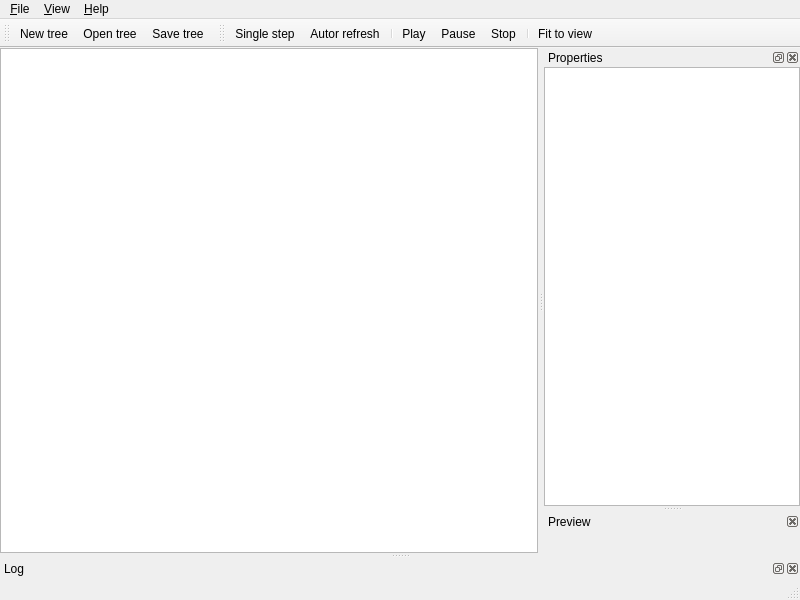
k0zmo/mouve, file UI/MainWindow.ui: the form before one commit.
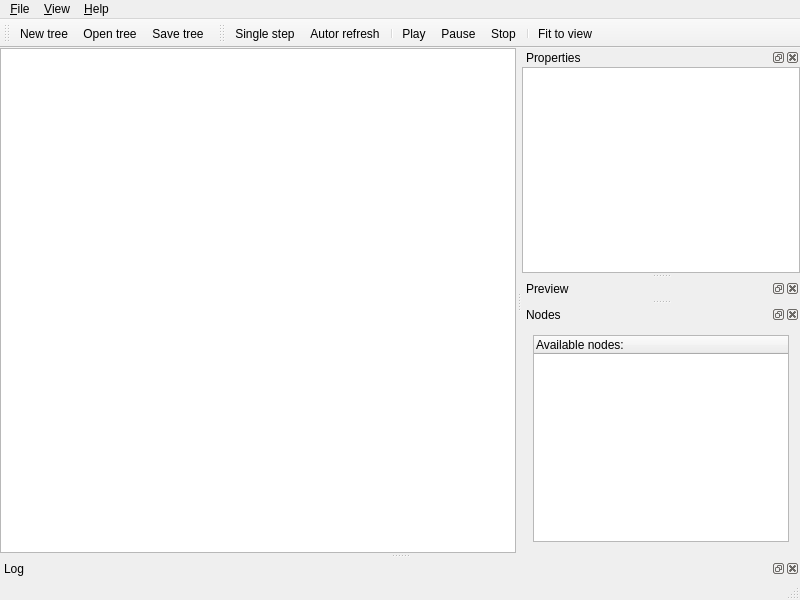
The form after the commit. Icons and pictures are not drawn. Custom widgets are drawn as their Qt base class.

Commit message: added nodes tree widget for node adding - basic functionality

What changed in the file:
```diff
--- a/UI/MainWindow.ui
+++ b/UI/MainWindow.ui
@@ -177,7 +177,7 @@
     <bool>false</bool>
    </property>
    <property name="features">
-    <set>QDockWidget::DockWidgetClosable|QDockWidget::DockWidgetMovable</set>
+    <set>QDockWidget::AllDockWidgetFeatures</set>
    </property>
    <property name="windowTitle">
     <string>Preview</string>
@@ -215,6 +215,51 @@
    </widget>
   </widget>
   <widget class="QStatusBar" name="statusBar"/>
+  <widget class="QDockWidget" name="nodesDockWidget">
+   <property name="features">
+    <set>QDockWidget::AllDockWidgetFeatures</set>
+   </property>
+   <property name="windowTitle">
+    <string>Nodes</string>
+   </property>
+   <attribute name="dockWidgetArea">
+    <number>2</number>
+   </attribute>
+   <widget class="QWidget" name="nodesDockWidgetContents">
+    <layout class="QVBoxLayout" name="verticalLayout_2">
+     <item>
+      <widget class="QTreeWidget" name="nodesTreeWidget">
+       <property name="editTriggers">
+        <set>QAbstractItemView::NoEditTriggers</set>
+       </property>
+       <property name="alternatingRowColors">
+        <bool>true</bool>
+       </property>
+       <property name="uniformRowHeights">
+        <bool>true</bool>
+       </property>
+       <property name="animated">
+        <bool>false</bool>
+       </property>
+       <property name="headerHidden">
+        <bool>false</bool>
+       </property>
+       <property name="columnCount">
+        <number>1</number>
+       </property>
+       <attribute name="headerVisible">
+        <bool>true</bool>
+       </attribute>
+       <column>
+        <property name="text">
+         <string notr="true">Available nodes:</string>
+        </property>
+       </column>
+      </widget>
+     </item>
+    </layout>
+   </widget>
+  </widget>
   <action name="actionPlay">
    <property name="icon">
     <iconset resource="Editor.qrc">
```
The commit also changes 2 other files.
